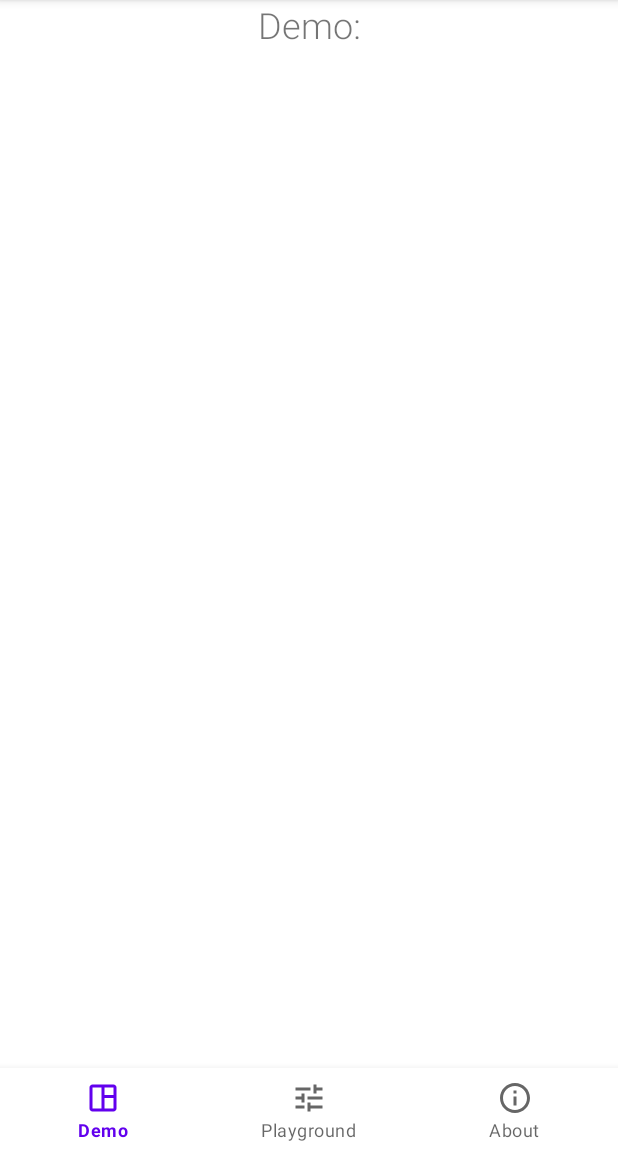
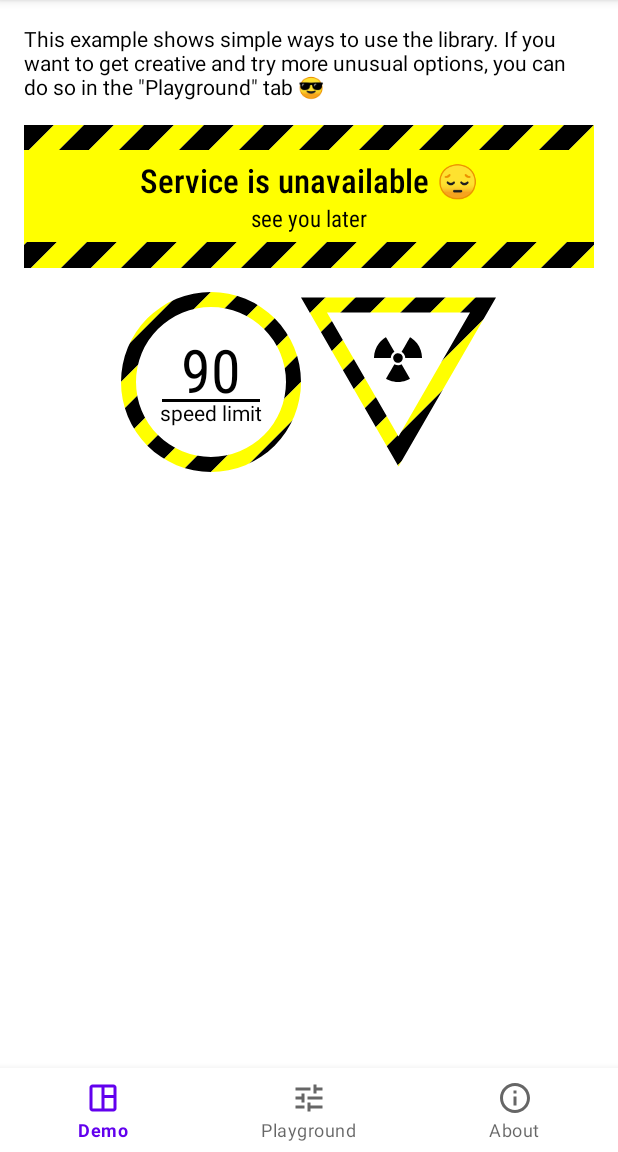
Before and after one commit to alexmedv/BarrierTape, an Android app: the screen it shows after launch (MainActivity), on a phone screen of 412 x 824 dp, the part 84-1236 px from its top. Run offline under Robolectric (Android 15) with nearby library versions, the phone set to English and light mode, and no system bars.

Commit message:
update for demo fragment

```diff
--- a/app/src/main/java/ru/angryrobot/barriertape/demo/fragments/AboutFragment.kt
+++ b/app/src/main/java/ru/angryrobot/barriertape/demo/fragments/AboutFragment.kt
@@ -11,8 +11,7 @@ import ru.angryrobot.barriertape.demo.databinding.AboutFragmentBinding
 
 class AboutFragment : BaseFragment() {
 
-    val url = "https://github.com/alexmedv/BarrierTape"
-
+    private val url = "https://github.com/alexmedv/BarrierTape"
     private lateinit var binding: AboutFragmentBinding
 
     override fun onCreateView( inflater: LayoutInflater, container: ViewGroup?, savedInstanceState: Bundle? ): View {
--- a/app/src/main/java/ru/angryrobot/barriertape/demo/fragments/BaseFragment.kt
+++ b/app/src/main/java/ru/angryrobot/barriertape/demo/fragments/BaseFragment.kt
@@ -14,4 +14,7 @@ open class BaseFragment : Fragment() {
         exitTransition = Fade(Visibility.MODE_OUT)
     }
 
+    val Int.dp
+    get() = (this * resources.displayMetrics.density).toInt()
+
 }
--- a/app/src/main/java/ru/angryrobot/barriertape/demo/fragments/DemoFragment.kt
+++ b/app/src/main/java/ru/angryrobot/barriertape/demo/fragments/DemoFragment.kt
@@ -4,6 +4,9 @@ import android.os.Bundle
 import android.view.LayoutInflater
 import android.view.View
 import android.view.ViewGroup
+import ru.angryrobot.barriertape.BarrierTapeDrawable
+import ru.angryrobot.barriertape.Shape
+import ru.angryrobot.barriertape.TriangleOrientation
 import ru.angryrobot.barriertape.demo.databinding.DemoFragmentBinding
 
 class DemoFragment : BaseFragment() {
@@ -12,6 +15,23 @@ class DemoFragment : BaseFragment() {
 
     override fun onCreateView(inflater: LayoutInflater, container: ViewGroup?, savedInstanceState: Bundle? ): View {
         binding = DemoFragmentBinding.inflate(inflater, container, false)
+        binding.banner1.background = BarrierTapeDrawable().apply {
+            lineWidth = 20.dp
+        }
+
+        binding.tape2.background = BarrierTapeDrawable().apply {
+            shape = Shape.CIRCLE
+            lineWidth = 20.dp
+            borderWidth = 10.dp
+        }
+
+        binding.tape3.background = BarrierTapeDrawable().apply {
+            shape = Shape.EQUILATERAL_TRIANGLE
+            triangleOrientation = TriangleOrientation.TOP
+            lineWidth = 20.dp
+            borderWidth = 10.dp
+        }
+
         return binding.root
     }
 }
--- /dev/null
+++ b/app/src/main/res/drawable/ic_radiation.xml
@@ -0,0 +1,11 @@
+<vector android:height="24dp" android:viewportHeight="1280"
+    android:viewportWidth="1280" android:width="24dp" xmlns:android="http://schemas.android.com/apk/res/android">
+    <path android:fillColor="#000000"
+        android:pathData="M304.3,95.9c-68.6,42.7 -126.2,95.2 -174.7,159.1 -80,105.3 -124.6,231.3 -129.2,365l-0.7,20 224.1,-0 224.2,-0 0,-4.5c0,-2.5 0.5,-8.9 1.1,-14.3 6.3,-58.3 37.4,-109.7 85.5,-141.3l9.4,-6.2 -2.9,-5.1c-72.5,-126.3 -220.4,-381.2 -221.3,-381.3 -0.7,-0.1 -7.7,3.8 -15.5,8.6z" android:strokeColor="#00000000"/>
+    <path android:fillColor="#000000"
+        android:pathData="M933.7,131.2c-40.4,70.1 -196.9,341.2 -197.3,341.9 -0.2,0.4 3.3,3 7.7,5.9 43,28 73.9,73.2 83.8,122.5 2.2,11 4.1,26.9 4.1,34l0,4.5 224.2,-0 224.1,-0 -0.7,-19.8c-2.3,-64.9 -13.4,-126.4 -33.7,-185.7 -45.2,-132.5 -132.3,-246.1 -249.4,-325.1 -17.1,-11.5 -34.7,-22.4 -36.2,-22.4 -0.6,-0 -12.5,19.9 -26.6,44.2z" android:strokeColor="#00000000"/>
+    <path android:fillColor="#000000"
+        android:pathData="M622.5,513.5c-67.5,9.4 -116.6,71.4 -109.6,138.2 3.2,31.2 15.2,56.5 37,78.4 21.9,21.8 47.2,33.8 78.3,37 36,3.8 73.4,-9.3 100.1,-35 46.9,-45.2 52.7,-116.8 13.7,-169 -27.5,-36.8 -73.8,-56 -119.5,-49.6z" android:strokeColor="#00000000"/>
+    <path android:fillColor="#000000"
+        android:pathData="M493.2,894.4c-180,311.7 -172.6,298.7 -171.1,300.1 2.4,2.2 32.5,17.9 49.4,25.8 67.9,31.5 135.8,49.7 213.6,57.4 24.9,2.4 84.4,2.4 109.8,-0.1 76.4,-7.3 144.9,-25.6 212.1,-56.6 14.4,-6.6 46.4,-23.3 50.1,-26.1l2.2,-1.7 -107.8,-186.8c-59.3,-102.8 -109.6,-189.9 -111.7,-193.5l-3.8,-6.6 -11.8,5.8c-20.4,10 -42.2,16.3 -65.4,18.8 -33.9,3.7 -71.6,-3.2 -103.2,-18.8l-11.6,-5.7 -50.8,88z" android:strokeColor="#00000000"/>
+</vector>
--- a/app/src/main/res/layout/demo_fragment.xml
+++ b/app/src/main/res/layout/demo_fragment.xml
@@ -1,5 +1,6 @@
 <?xml version="1.0" encoding="utf-8"?>
 <ScrollView xmlns:android="http://schemas.android.com/apk/res/android"
+    xmlns:app="http://schemas.android.com/apk/res-auto"
     xmlns:tools="http://schemas.android.com/tools"
     android:layout_width="match_parent"
     android:layout_height="match_parent"
@@ -7,19 +8,105 @@
     tools:ignore="SpeakableTextPresentCheck">
 
     <LinearLayout
-        android:orientation="vertical"
         android:layout_width="match_parent"
-        android:layout_height="wrap_content">
+        android:layout_height="wrap_content"
+        android:layout_marginHorizontal="16dp"
+        android:layout_marginTop="16dp"
+        android:orientation="vertical">
+
+        <TextView
+            android:layout_width="match_parent"
+            android:layout_height="wrap_content"
+            android:layout_marginBottom="16dp"
+            android:text="This example shows simple ways to use the library. If you want to get creative and try more unusual options, you can do so in the &quot;Playground&quot; tab 😎"
+            android:textColor="@color/black" />
+
+        <FrameLayout
+            android:id="@+id/banner1"
+            android:layout_width="match_parent"
+            android:layout_height="95dp"
+            android:layout_marginBottom="16dp">
+
+            <LinearLayout
+                android:layout_width="match_parent"
+                android:layout_height="wrap_content"
+                android:layout_gravity="center_vertical"
+                android:background="#FFFFFF00"
+                android:gravity="center_horizontal"
+                android:orientation="vertical"
+                android:paddingVertical="5dp">
+
+                <TextView
+                    android:layout_width="wrap_content"
+                    android:layout_height="wrap_content"
+                    android:fontFamily="sans-serif-condensed-medium"
+                    android:text="Service is unavailable 😔"
+                    android:textColor="@android:color/black"
+                    android:textSize="22sp" />
+
+                <TextView
+                    android:layout_width="wrap_content"
+                    android:layout_height="wrap_content"
+                    android:fontFamily="sans-serif-condensed"
+                    android:text="see you later"
+                    android:textColor="@android:color/black"
+                    android:textSize="15sp" />
+            </LinearLayout>
+        </FrameLayout>
+
+        <LinearLayout
+            android:layout_width="match_parent"
+            android:layout_height="match_parent"
+            android:layout_marginBottom="16dp"
+            android:gravity="center"
+            android:orientation="horizontal">
+
+            <LinearLayout
+                android:id="@+id/tape2"
+                android:layout_width="120dp"
+                android:layout_height="120dp"
+                android:gravity="center"
+                android:orientation="vertical">
 
 
-        <TextView
-            android:textAlignment="center"
-            android:layout_width="match_parent"
-            android:layout_height="wrap_content"
-            android:fontFamily="sans-serif-light"
-            android:text="Demo:"
-            android:textSize="24sp"
-            android:gravity="center_horizontal" />
+                <TextView
+                    android:layout_width="wrap_content"
+                    android:layout_height="41dp"
+                    android:fontFamily="sans-serif-condensed"
+                    android:includeFontPadding="false"
+                    android:text="90"
+                    android:textColor="@color/black"
+                    android:textSize="40dp"
+                    tools:ignore="SpUsage" />
+
+                <View
+                    android:layout_width="65dp"
+                    android:layout_height="2dp"
+                    android:background="@color/black" />
+
+                <TextView
+                    android:id="@+id/textView4"
+                    android:layout_width="wrap_content"
+                    android:layout_height="wrap_content"
+                    android:includeFontPadding="false"
+                    android:text="speed limit"
+                    android:textColor="@color/black" />
+            </LinearLayout>
+
+            <FrameLayout
+                android:id="@+id/tape3"
+                android:layout_width="130dp"
+                android:layout_height="120dp">
+                <ImageView
+                    android:layout_width="32dp"
+                    android:layout_height="32dp"
+                    android:layout_gravity="center_horizontal"
+                    android:layout_marginTop="28dp"
+                    app:srcCompat="@drawable/ic_radiation" />
+            </FrameLayout>
+        </LinearLayout>
+
+
     </LinearLayout>
 
 </ScrollView>
```
